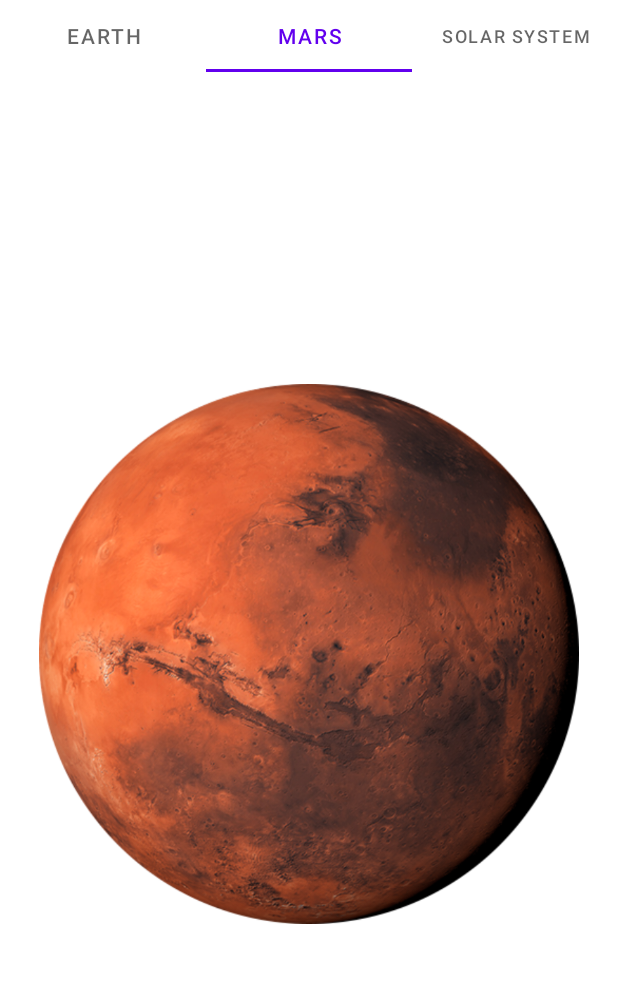
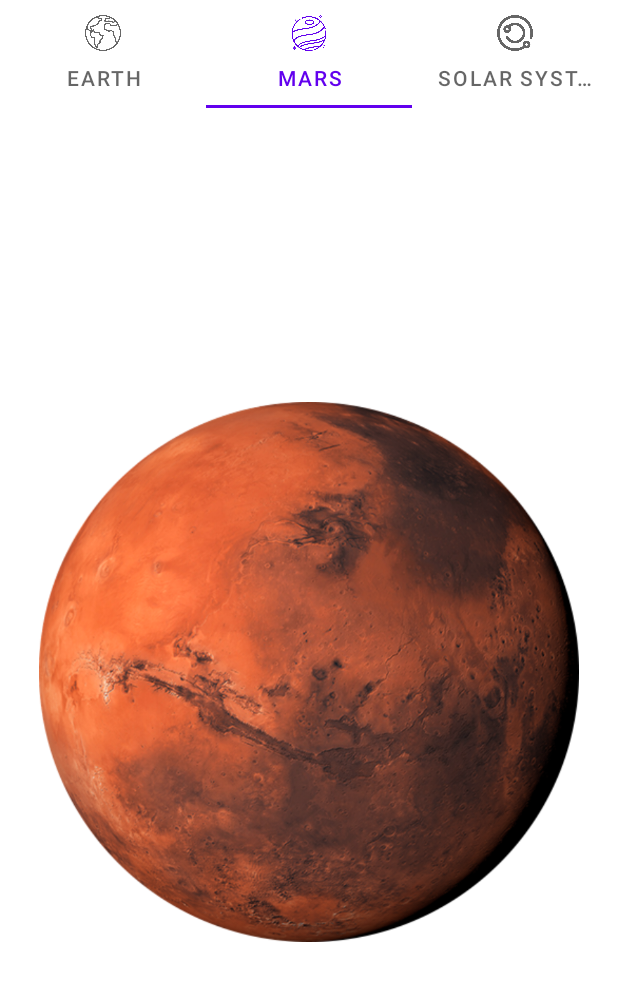
Before and after one commit to rodionusmanov/GeekBrainsLearning_Android_MaterialYou, an Android app: the screen it shows after launch (ViewPagerActivity), tab 2 chosen, on a phone screen of 412 x 824 dp. Shown: the top 981 px of the screen. Run offline under Robolectric (Android 15) with nearby library versions, the phone set to English and light mode, and no system bars.

Commit message:
3 ДЗ. Добавил иконки на вкладки tabLayout.

```diff
--- a/app/src/main/java/com/example/materialyou/view/navigation/ViewPagerActivity.kt
+++ b/app/src/main/java/com/example/materialyou/view/navigation/ViewPagerActivity.kt
@@ -2,12 +2,15 @@ package com.example.materialyou.view.navigation
 
 import android.os.Bundle
 import androidx.appcompat.app.AppCompatActivity
+import androidx.core.content.ContextCompat
+import com.example.materialyou.R
 import com.example.materialyou.databinding.ViewPagerActivityBinding
 import com.google.android.material.tabs.TabLayoutMediator
 
 class ViewPagerActivity : AppCompatActivity() {
     private lateinit var binding: ViewPagerActivityBinding
     private val tabTitles = arrayOf("Earth", "Mars", "Solar system")
+    private val tabIcons = arrayOf(R.drawable.earth_icon, R.drawable.mars_icon, R.drawable.solar_system_icon)
     override fun onCreate(savedInstanceState: Bundle?) {
         super.onCreate(savedInstanceState)
         binding = ViewPagerActivityBinding.inflate(layoutInflater)
@@ -15,6 +18,7 @@ class ViewPagerActivity : AppCompatActivity() {
         binding.viewPager.adapter = ViewPagerAdapter(this)
         TabLayoutMediator(binding.tabLayout, binding.viewPager) { tab, position ->
             tab.text = tabTitles[position]
+            tab.icon = ContextCompat.getDrawable(this@ViewPagerActivity, tabIcons[position])
         }.attach()
     }
 }
```
Also changed, not shown: app/src/main/res/drawable-v24/earth_icon.png (added), app/src/main/res/drawable-v24/mars_icon.png (added), app/src/main/res/drawable-v24/solar_system_icon.png (added).
